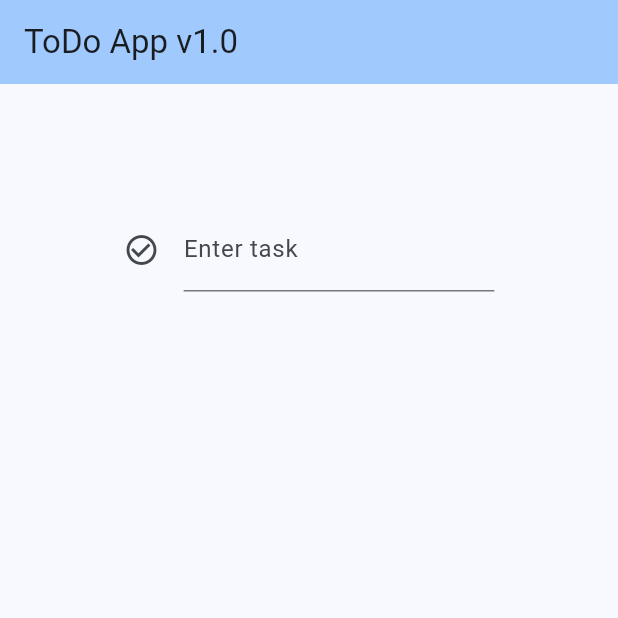
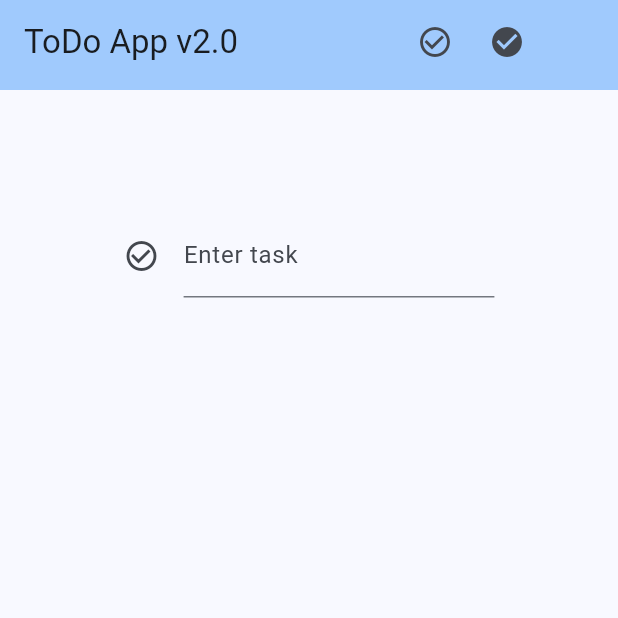
Before and after one commit to aadityan/flutter_todo, a Flutter app: the screen it shows after launch, on a phone screen of 412 x 824 dp, the top half of it. Run offline on Flutter 3.47's test engine with Material 3 defaults, Android fonts, the phone set to English and light mode, and no system bars.

Commit message:
Update AppBar - extract into widget file and add actions (navigation)

```diff
--- a/lib/views/homepage.dart
+++ b/lib/views/homepage.dart
@@ -1,6 +1,7 @@
 import 'package:flutter/material.dart';
 import 'package:provider/provider.dart';
 import 'package:todo/widgets/TaskDisplay.dart';
+import 'package:todo/widgets/appBar.dart';
 import 'package:todo/main.dart';
 
 class HomePage extends StatelessWidget {
@@ -17,10 +18,7 @@ class HomePage extends StatelessWidget {
     FocusNode entryFocus = FocusNode();
 
     return Scaffold(
-      appBar: AppBar(
-        backgroundColor: Theme.of(context).colorScheme.inversePrimary,
-        title: Text('ToDo App v1.0'),
-      ),
+      appBar: MyAppBar(),
       body: Center(
         child: Padding(
           padding: EdgeInsets.all(MediaQuery.of(context).size.height / 10),
--- a/lib/widgets/TaskDisplay.dart
+++ b/lib/widgets/TaskDisplay.dart
@@ -19,7 +19,7 @@ class TaskDisplay extends StatelessWidget {
     return ListTile(
       leading: IconButton(
         icon: Icon(
-          Icons.check,
+          Icons.check_circle_outline,
           semanticLabel: 'Complete Task',
         ),
         color: theme.colorScheme.primary,
--- /dev/null
+++ b/lib/widgets/appBar.dart
@@ -0,0 +1,37 @@
+import 'package:flutter/material.dart';
+
+class MyAppBar extends StatelessWidget implements PreferredSizeWidget {
+  const MyAppBar({
+    super.key,
+  });
+
+  @override
+  Size get preferredSize => const Size.fromHeight(60);
+
+  @override
+  Widget build(BuildContext context) {
+    return AppBar(
+      backgroundColor: Theme.of(context).colorScheme.inversePrimary,
+      title: Text('ToDo App v2.0'),
+      actions: <Widget>[
+        IconButton(
+          onPressed: () => (),
+          icon: const Icon(
+            Icons.check_circle_outline,
+            semanticLabel: "Go to Tasks",
+          ),
+        ),
+        IconButton(
+          onPressed: () => (),
+          icon: const Icon(
+            Icons.check_circle,
+            semanticLabel: "Go to Completed Tasks",
+          ),
+        ),
+        SizedBox(
+          width: 50,
+        ),
+      ],
+    );
+  }
+}
```
